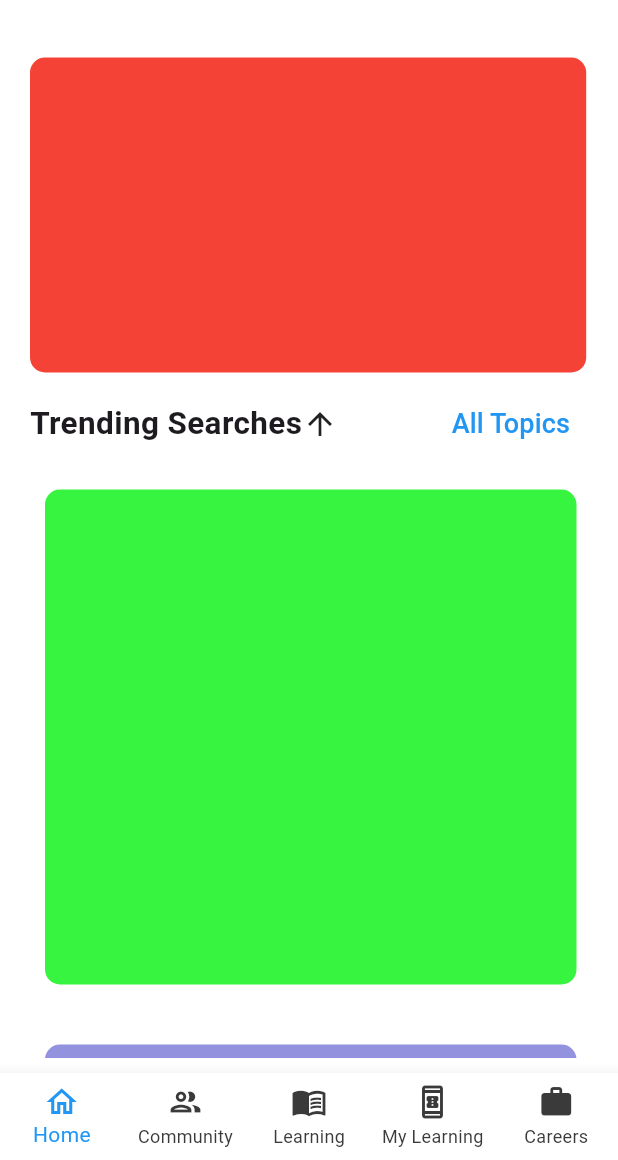
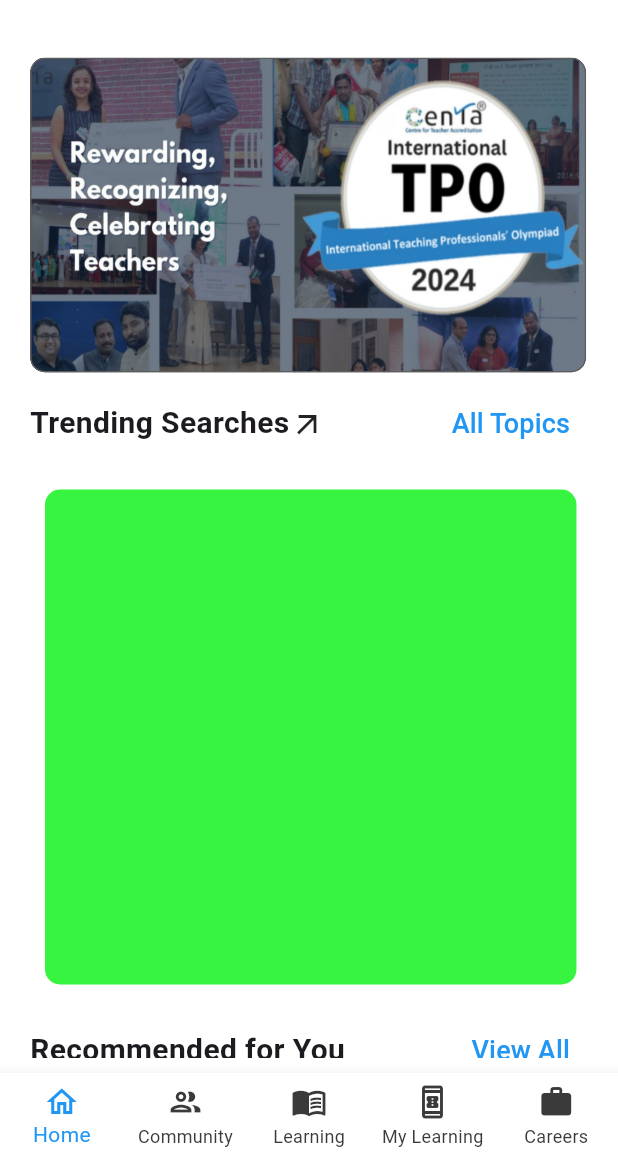
Before and after one commit to Athulolikkal/flutter_clone_centa, a Flutter app: the screen it shows after launch, after a tap on "All Topics", on a phone screen of 412 x 824 dp, the part 76-1236 px from its top. Run offline on Flutter 3.47's test engine with Material 3 defaults, Android fonts, the phone set to English and light mode, and no system bars.

Commit message:
created recommended for you

```diff
--- /dev/null
+++ b/lib/data/auto_scroll_container_data.dart
@@ -0,0 +1,5 @@
+List<String> autoScrollData = [
+  'assets/images/tpo_2024.png',
+  'assets/images/centatalks_webinar.png',
+  'assets/images/oxford_event.png'
+];
--- a/lib/screens/home_screen.dart
+++ b/lib/screens/home_screen.dart
@@ -1,3 +1,6 @@
+import 'package:centa_clone/widgets/home_screen/auto_scroll_container.dart';
+import 'package:centa_clone/widgets/home_screen/recommendation_widget.dart';
+import 'package:centa_clone/widgets/home_screen/start_widget.dart';
 import 'package:flutter/cupertino.dart';
 import 'package:flutter/material.dart';
 import 'package:flutter/widgets.dart';
@@ -13,55 +16,25 @@
       child: ListView(
         children: [
           //First container
-          SizedBox(
-            height: 230,
-            child: ListView(
-              scrollDirection: Axis.horizontal,
-              children: [
-                Container(
-                  margin: const EdgeInsets.all(10),
-                  decoration: BoxDecoration(
-                    color: Colors.red,
-                    borderRadius: BorderRadius.circular(10),
-                  ),
-                  width: MediaQuery.of(context).size.width * 0.9,
-                ),
-                Container(
-                  margin: const EdgeInsets.all(10),
-                  decoration: BoxDecoration(
-                    color: Color.fromRGBO(101, 41, 196, 1),
-                    borderRadius: BorderRadius.circular(10),
-                  ),
-                  width: MediaQuery.of(context).size.width * 0.9,
-                ),
-                Container(
-                  margin: const EdgeInsets.all(10),
-                  decoration: BoxDecoration(
-                    color: const Color.fromARGB(255, 54, 244, 63),
-                    borderRadius: BorderRadius.circular(10),
-                  ),
-                  width: MediaQuery.of(context).size.width * 0.9,
-                ),
-              ],
-            ),
-          ),
+          const AutoScrollContainerWidget(),
+
           SizedBox(
             child: Padding(
               padding: const EdgeInsets.symmetric(horizontal: 10.0),
               child: Row(
                 mainAxisAlignment: MainAxisAlignment.spaceBetween,
                 children: [
-                  Row(children: [
-                    const Text(
+                  const Row(children: [
+                    Text(
                       'Trending Searches',
                       style:
-                          TextStyle(fontSize: 21, fontWeight: FontWeight.bold),
+                          TextStyle(fontSize: 20, fontWeight: FontWeight.bold),
                     ),
-                    Icon(Icons.arrow_upward),
+                    Icon(Icons.arrow_outward_outlined),
                   ]),
                   TextButton(
                       onPressed: () {},
-                      child: Text(
+                      child: const Text(
                         'All Topics',
                         style: TextStyle(fontSize: 18, color: Colors.blue),
                       ))
@@ -100,45 +73,41 @@
 
           //Recommended for you
           SizedBox(
-            height: 250,
             child: Padding(
-              padding: EdgeInsets.all(10.0),
-              child: ListView(
-                scrollDirection: Axis.horizontal,
+              padding: const EdgeInsets.symmetric(horizontal: 10.0),
+              child: Row(
+                mainAxisAlignment: MainAxisAlignment.spaceBetween,
                 children: [
-                  Container(
-                    margin: const EdgeInsets.all(10),
-                    decoration: BoxDecoration(
-                      color: Color.fromARGB(255, 146, 146, 223),
-                      borderRadius: BorderRadius.circular(10),
-                    ),
-                    width: MediaQuery.of(context).size.width * 0.86,
+                  Text(
+                    'Recommended for You',
+                    style: TextStyle(fontSize: 20, fontWeight: FontWeight.bold),
                   ),
-                  Container(
-                    margin: const EdgeInsets.all(10),
-                    decoration: BoxDecoration(
-                      color: Color.fromARGB(255, 146, 146, 223),
-                      borderRadius: BorderRadius.circular(10),
-                    ),
-                    width: MediaQuery.of(context).size.width * 0.86,
-                  ),
+                  TextButton(
+                      onPressed: () {},
+                      child: const Text(
+                        'View All',
+                        style: TextStyle(fontSize: 18, color: Colors.blue),
+                      ))
                 ],
               ),
             ),
           ),
 
-          Padding(
-            padding: const EdgeInsets.all(10.0),
-            child: Container(
-              margin: const EdgeInsets.all(10),
-              decoration: BoxDecoration(
-                color: Color.fromARGB(255, 142, 205, 79),
-                borderRadius: BorderRadius.circular(10),
-              ),
-              width: MediaQuery.of(context).size.width * 0.86,
-              height: 200,
-            ),
-          ),
+          const RecommendationWidget(),
+
+          // Padding(
+          //   padding: const EdgeInsets.all(10.0),
+          //   child: Container(
+          //     margin: const EdgeInsets.all(10),
+          //     decoration: BoxDecoration(
+          //       color: Color.fromARGB(255, 142, 205, 79),
+          //       borderRadius: BorderRadius.circular(10),
+          //     ),
+          //     width: MediaQuery.of(context).size.width * 0.86,
+          //     height: 200,
+          //   ),
+          // ),
+          const StartContainerWidget(),
           Padding(
             padding: const EdgeInsets.all(10.0),
             child: Container(
--- /dev/null
+++ b/lib/widgets/home_screen/auto_scroll_container.dart
@@ -0,0 +1,43 @@
+import 'package:centa_clone/data/auto_scroll_container_data.dart';
+import 'package:flutter/material.dart';
+
+class AutoScrollContainerWidget extends StatelessWidget {
+  const AutoScrollContainerWidget({super.key});
+
+  @override
+  Widget build(BuildContext context) {
+    return SizedBox(
+        height: 230,
+        child: ListView.builder(
+          scrollDirection: Axis.horizontal,
+          itemCount: autoScrollData.length,
+          itemBuilder: (context, index) {
+            return _buildContainer(autoScrollData[index], context);
+          },
+        ));
+  }
+
+  Widget _buildContainer(String assetImagePath, BuildContext context) {
+    return Container(
+      margin: const EdgeInsets.all(10),
+      width: MediaQuery.of(context).size.width * 0.9,
+      child: ClipRRect(
+        borderRadius: BorderRadius.circular(10),
+        child: Container(
+          decoration: BoxDecoration(
+            color: Color.fromARGB(255, 194, 194, 194),
+            border: Border.all(
+              color: Color.fromARGB(255, 94, 93, 93),
+              width: 1,
+            ),
+            image: DecorationImage(
+              image: AssetImage(assetImagePath),
+              fit: BoxFit.fill,
+            ),
+            borderRadius: BorderRadius.circular(10),
+          ),
+        ),
+      ),
+    );
+  }
+}
--- /dev/null
+++ b/lib/widgets/home_screen/recommendation_widget.dart
@@ -0,0 +1,89 @@
+import 'package:centa_clone/data/auto_scroll_container_data.dart';
+import 'package:flutter/material.dart';
+import 'package:flutter/widgets.dart';
+
+class RecommendationWidget extends StatelessWidget {
+  const RecommendationWidget({super.key});
+
+  @override
+  Widget build(BuildContext context) {
+    return Container(
+      height: 360,
+      child: ListView.builder(
+        scrollDirection: Axis.horizontal,
+        itemCount: autoScrollData.length,
+        itemBuilder: (context, index) {
+          return _recommendationCard(autoScrollData[index], context);
+        },
+      ),
+    );
+  }
+
+  Widget _recommendationCard(String autoScrollData, BuildContext context) {
+    return Container(
+      margin: const EdgeInsets.all(10.0),
+      width: MediaQuery.of(context).size.width * 0.86,
+      decoration: BoxDecoration(
+        color: const Color.fromARGB(255, 254, 254, 254),
+        borderRadius: BorderRadius.circular(10),
+        border: Border.all(
+          color: const Color.fromARGB(255, 240, 237, 237),
+          width: 1,
+        ),
+      ),
+      child: Column(
+        crossAxisAlignment: CrossAxisAlignment.stretch,
+        children: [
+          ClipRRect(
+            borderRadius: const BorderRadius.only(
+              topLeft: Radius.circular(10),
+              topRight: Radius.circular(10),
+            ),
+            child: SizedBox(
+              height: 200,
+              child: Image.asset(
+                autoScrollData,
+                fit: BoxFit.fill,
+              ),
+            ),
+          ),
+          const Padding(
+            padding: EdgeInsets.symmetric(vertical: 5.0),
+            child: ListTile(
+              title: Text(
+                'Building Scial Emotional Intelligence: Strategies for classroom management',
+                overflow: TextOverflow.ellipsis,
+                maxLines: 1,
+              ),
+              subtitle: Text('Team Centa'),
+            ),
+          ),
+          Padding(
+            padding: EdgeInsets.symmetric(horizontal: 10.0),
+            child: Row(
+              mainAxisAlignment: MainAxisAlignment.spaceBetween,
+              children: [
+                const Row(
+                  children: [
+                    Icon(
+                      Icons.grade_sharp,
+                      color: Colors.amber,
+                    ),
+                    Text('4.7 | 39')
+                  ],
+                ),
+                TextButton(
+                  onPressed: () {},
+                  child: const Text(
+                    'FREE',
+                    style: TextStyle(color: Colors.blue),
+                  ),
+                )
+              ],
+            ),
+          ),
+        ],
+      ),
+    );
+  }
+}
--- /dev/null
+++ b/lib/widgets/home_screen/start_widget.dart
@@ -0,0 +1,43 @@
+import 'package:flutter/material.dart';
+
+class StartContainerWidget extends StatelessWidget {
+  const StartContainerWidget({super.key});
+
+  @override
+  Widget build(BuildContext context) {
+    return Padding(
+      padding: const EdgeInsets.symmetric(vertical: 12.0),
+      child: Container(
+        height: 250,
+        margin: const EdgeInsets.all(12.0),
+        decoration: BoxDecoration(
+            color: Color.fromARGB(255, 233, 244, 252),
+            borderRadius: BorderRadius.circular(10)),
+        child: Padding(
+          padding: EdgeInsets.all(20.0),
+          child: Column(
+            crossAxisAlignment: CrossAxisAlignment.start,
+            children: [
+              Row(
+                children: [
+                  Text(
+                    '''Can You Get These\nRight ?''',
+                    style: TextStyle(
+                      fontSize: 24,
+                      fontWeight: FontWeight.bold,
+                    ),
+                  ),
+                  Image.asset('assets/images/online_education.png',width: 140,height: 140,)
+                ],
+              ),
+              Padding(
+                padding: EdgeInsets.symmetric(vertical: 10.0),
+                child: Text('Take the quiz to find out '),
+              ),
+            ],
+          ),
+        ),
+      ),
+    );
+  }
+}
```
Also changed, not shown: assets/images/centatalks_webinar.png (added), assets/images/online_education.png (added), assets/images/oxford_event.png (added), assets/images/tpo_2024.png (added).
